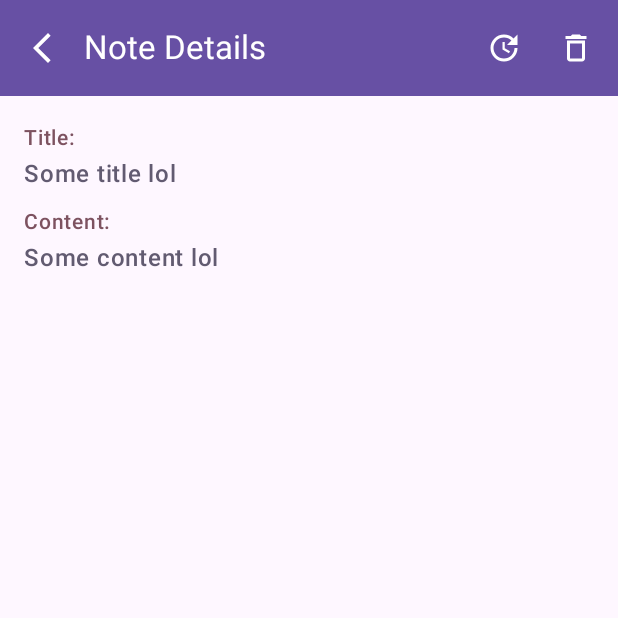
After one commit to ralphmarondev/SpringNote, an Android app built with Jetpack Compose: the composable NoteDetailsScreen called with empty values, on a phone screen of 412 x 824 dp, the top half of it. The commit adds this screen. Run offline under Robolectric (Android 15) with nearby library versions, the phone set to English and light mode, and no system bars.

Commit message:
[cmp] added NoteDetailsScreen

```diff
--- a/cmp/composeApp/src/commonMain/kotlin/com/ralphmarondev/springnote/navigation/Routes.kt
+++ b/cmp/composeApp/src/commonMain/kotlin/com/ralphmarondev/springnote/navigation/Routes.kt
@@ -13,4 +13,10 @@ object Routes {
 
     @Serializable
     data object NewNote
+
+    @Serializable
+    data class NoteDetails(val id: String)
+
+    @Serializable
+    data class UpdateNote(val id: String)
 }
--- a/cmp/composeApp/src/commonMain/kotlin/com/ralphmarondev/springnote/note/di/NoteModule.kt
+++ b/cmp/composeApp/src/commonMain/kotlin/com/ralphmarondev/springnote/note/di/NoteModule.kt
@@ -6,6 +6,7 @@ import com.ralphmarondev.springnote.note.domain.repository.NoteRepository
 import com.ralphmarondev.springnote.note.domain.usecase.GetAllNotesUseCase
 import com.ralphmarondev.springnote.note.domain.usecase.SaveNoteUseCase
 import com.ralphmarondev.springnote.note.presentation.new_note.NewNoteViewModel
+import com.ralphmarondev.springnote.note.presentation.note_details.NoteDetailsViewModel
 import com.ralphmarondev.springnote.note.presentation.note_list.NoteListViewModel
 import org.koin.core.module.dsl.factoryOf
 import org.koin.core.module.dsl.singleOf
@@ -21,4 +22,5 @@ val noteModule = module {
 
     factoryOf(::NoteListViewModel)
     factoryOf(::NewNoteViewModel)
+    factoryOf(::NoteDetailsViewModel)
 }
--- a/cmp/composeApp/src/commonMain/kotlin/com/ralphmarondev/springnote/note/presentation/components/NoteCard.kt
+++ b/cmp/composeApp/src/commonMain/kotlin/com/ralphmarondev/springnote/note/presentation/components/NoteCard.kt
@@ -14,10 +14,12 @@ import com.ralphmarondev.springnote.note.domain.model.Note
 @Composable
 fun NoteCard(
     modifier: Modifier = Modifier,
-    note: Note
+    note: Note,
+    onClick: () -> Unit
 ) {
     OutlinedCard(
-        modifier = modifier
+        modifier = modifier,
+        onClick = onClick
     ) {
         Column(
             modifier = Modifier
--- /dev/null
+++ b/cmp/composeApp/src/commonMain/kotlin/com/ralphmarondev/springnote/note/presentation/note_details/NoteDetailsScreen.kt
@@ -0,0 +1,171 @@
+package com.ralphmarondev.springnote.note.presentation.note_details
+
+import androidx.compose.foundation.layout.Column
+import androidx.compose.foundation.layout.PaddingValues
+import androidx.compose.foundation.layout.Spacer
+import androidx.compose.foundation.layout.fillMaxSize
+import androidx.compose.foundation.layout.fillMaxWidth
+import androidx.compose.foundation.layout.height
+import androidx.compose.foundation.layout.padding
+import androidx.compose.foundation.layout.widthIn
+import androidx.compose.foundation.lazy.LazyColumn
+import androidx.compose.material.icons.Icons
+import androidx.compose.material.icons.outlined.ArrowBackIosNew
+import androidx.compose.material.icons.outlined.DeleteOutline
+import androidx.compose.material.icons.outlined.Update
+import androidx.compose.material3.AlertDialog
+import androidx.compose.material3.ExperimentalMaterial3Api
+import androidx.compose.material3.Icon
+import androidx.compose.material3.IconButton
+import androidx.compose.material3.MaterialTheme
+import androidx.compose.material3.Scaffold
+import androidx.compose.material3.Text
+import androidx.compose.material3.TextButton
+import androidx.compose.material3.TopAppBar
+import androidx.compose.material3.TopAppBarDefaults
+import androidx.compose.runtime.Composable
+import androidx.compose.runtime.collectAsState
+import androidx.compose.ui.Alignment
+import androidx.compose.ui.Modifier
+import androidx.compose.ui.unit.dp
+import org.koin.compose.viewmodel.koinViewModel
+import org.koin.core.annotation.KoinExperimentalAPI
+import org.koin.core.parameter.parametersOf
+
+@OptIn(ExperimentalMaterial3Api::class, KoinExperimentalAPI::class)
+@Composable
+fun NoteDetailsScreen(
+    id: String,
+    navigateBack: () -> Unit
+) {
+    val viewModel: NoteDetailsViewModel = koinViewModel(parameters = { parametersOf(id) })
+    val showConfirmDeleteDialog = viewModel.showConfirmDeleteDialog.collectAsState().value
+
+    Scaffold(
+        topBar = {
+            TopAppBar(
+                title = {
+                    Text(
+                        text = "Note Details"
+                    )
+                },
+                actions = {
+                    IconButton(
+                        onClick = {}
+                    ) {
+                        Icon(
+                            imageVector = Icons.Outlined.Update,
+                            contentDescription = "Update note"
+                        )
+                    }
+                    IconButton(
+                        onClick = {
+                            viewModel.setShowConfirmDeleteDialog(true)
+                        }
+                    ) {
+                        Icon(
+                            imageVector = Icons.Outlined.DeleteOutline,
+                            contentDescription = "Delete note"
+                        )
+                    }
+                },
+                navigationIcon = {
+                    IconButton(onClick = navigateBack) {
+                        Icon(
+                            imageVector = Icons.Outlined.ArrowBackIosNew,
+                            contentDescription = "Navigate back"
+                        )
+                    }
+                },
+                colors = TopAppBarDefaults.topAppBarColors(
+                    containerColor = MaterialTheme.colorScheme.primary,
+                    titleContentColor = MaterialTheme.colorScheme.onPrimary,
+                    navigationIconContentColor = MaterialTheme.colorScheme.onPrimary,
+                    actionIconContentColor = MaterialTheme.colorScheme.onPrimary
+                )
+            )
+        }
+    ) { innerPadding ->
+        LazyColumn(
+            modifier = Modifier
+                .fillMaxSize()
+                .padding(innerPadding),
+            contentPadding = PaddingValues(16.dp),
+            horizontalAlignment = Alignment.CenterHorizontally
+        ) {
+            item {
+                Column(
+                    modifier = Modifier
+                        .widthIn(max = 500.dp)
+                        .fillMaxWidth()
+                ) {
+                    Text(
+                        text = "Title:",
+                        fontSize = MaterialTheme.typography.titleSmall.fontSize,
+                        fontWeight = MaterialTheme.typography.titleSmall.fontWeight,
+                        color = MaterialTheme.colorScheme.tertiary
+                    )
+                    Text(
+                        text = "Some title lol",
+                        fontSize = MaterialTheme.typography.titleMedium.fontSize,
+                        fontWeight = MaterialTheme.typography.titleMedium.fontWeight,
+                        color = MaterialTheme.colorScheme.secondary
+                    )
+                    Spacer(modifier = Modifier.height(8.dp))
+                    Text(
+                        text = "Content:",
+                        fontSize = MaterialTheme.typography.titleSmall.fontSize,
+                        fontWeight = MaterialTheme.typography.titleSmall.fontWeight,
+                        color = MaterialTheme.colorScheme.tertiary
+                    )
+                    Text(
+                        text = "Some content lol",
+                        fontSize = MaterialTheme.typography.titleMedium.fontSize,
+                        fontWeight = MaterialTheme.typography.titleMedium.fontWeight,
+                        color = MaterialTheme.colorScheme.secondary
+                    )
+                }
+            }
+        }
+    }
+
+    if (showConfirmDeleteDialog) {
+        AlertDialog(
+            onDismissRequest = { viewModel.setShowConfirmDeleteDialog(false) },
+            confirmButton = {
+                TextButton(
+                    onClick = viewModel::delete
+                ) {
+                    Text(
+                        text = "Delete"
+                    )
+                }
+            },
+            dismissButton = {
+                TextButton(
+                    onClick = { viewModel.setShowConfirmDeleteDialog(false) }
+                ) {
+                    Text(
+                        text = "Cancel"
+                    )
+                }
+            },
+            text = {
+                Text(
+                    text = "Are you sure you want to delete this note? This action cannot be undone.",
+                    fontSize = MaterialTheme.typography.titleMedium.fontSize,
+                    fontWeight = MaterialTheme.typography.titleMedium.fontWeight,
+                    color = MaterialTheme.colorScheme.secondary
+                )
+            },
+            title = {
+                Text(
+                    text = "Confirm Delete",
+                    fontSize = MaterialTheme.typography.titleLarge.fontSize,
+                    fontWeight = MaterialTheme.typography.titleLarge.fontWeight,
+                    color = MaterialTheme.colorScheme.primary
+                )
+            }
+        )
+    }
+}
--- /dev/null
+++ b/cmp/composeApp/src/commonMain/kotlin/com/ralphmarondev/springnote/note/presentation/note_details/NoteDetailsViewModel.kt
@@ -0,0 +1,22 @@
+package com.ralphmarondev.springnote.note.presentation.note_details
+
+import androidx.lifecycle.ViewModel
+import kotlinx.coroutines.flow.MutableStateFlow
+import kotlinx.coroutines.flow.asStateFlow
+
+class NoteDetailsViewModel(
+    private val noteId: String
+) : ViewModel() {
+
+    private val _showConfirmDeleteDialog = MutableStateFlow(false)
+    val showConfirmDeleteDialog = _showConfirmDeleteDialog.asStateFlow()
+
+
+    fun setShowConfirmDeleteDialog(value: Boolean) {
+        _showConfirmDeleteDialog.value = value
+    }
+
+    fun delete() {
+
+    }
+}
--- a/cmp/composeApp/src/commonMain/kotlin/com/ralphmarondev/springnote/note/presentation/note_list/NoteListScreen.kt
+++ b/cmp/composeApp/src/commonMain/kotlin/com/ralphmarondev/springnote/note/presentation/note_list/NoteListScreen.kt
@@ -44,6 +44,7 @@ import org.koin.core.annotation.KoinExperimentalAPI
 @OptIn(ExperimentalMaterial3Api::class, KoinExperimentalAPI::class)
 @Composable
 fun NoteListScreen(
+    navigateToDetails: (String) -> Unit,
     navigateToNewNote: () -> Unit
 ) {
     val themeSettings = LocalThemeSettings.current
@@ -129,7 +130,10 @@ fun NoteListScreen(
                         note = note,
                         modifier = Modifier
                             .widthIn(max = 500.dp)
-                            .fillMaxWidth()
+                            .fillMaxWidth(),
+                        onClick = {
+                            navigateToDetails(note.id)
+                        }
                     )
                 }
                 item { Spacer(modifier = Modifier.height(100.dp)) }
```
Also changed, not shown: cmp/composeApp/src/commonMain/kotlin/com/ralphmarondev/springnote/navigation/AppNavigation.kt (+16 -0 lines).
